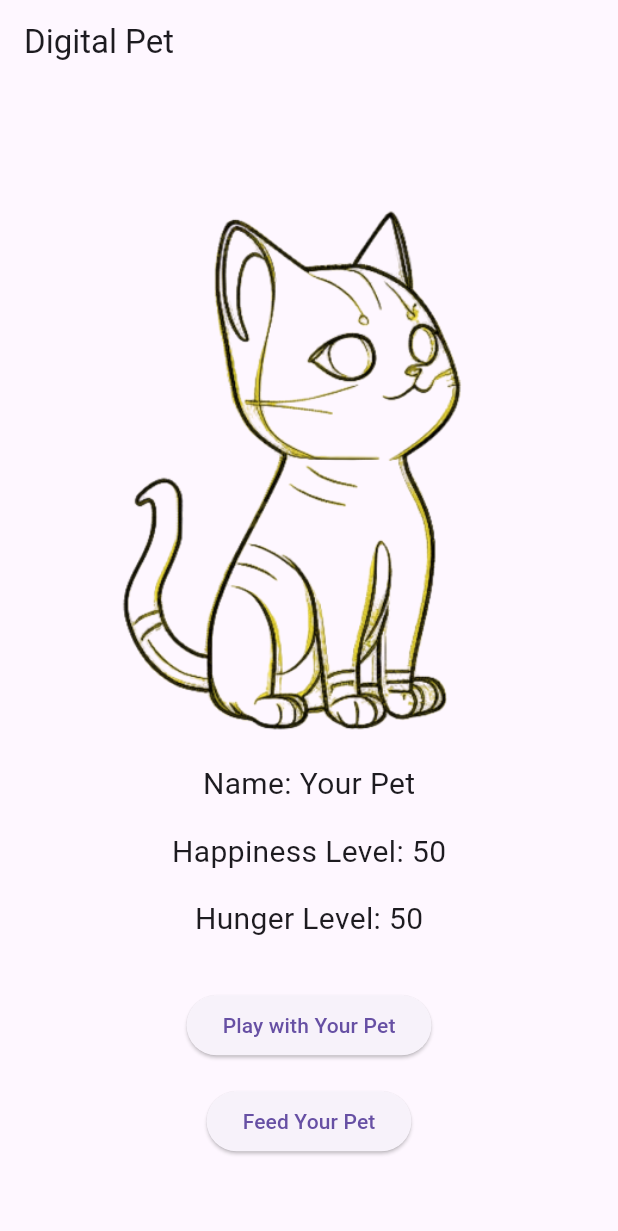
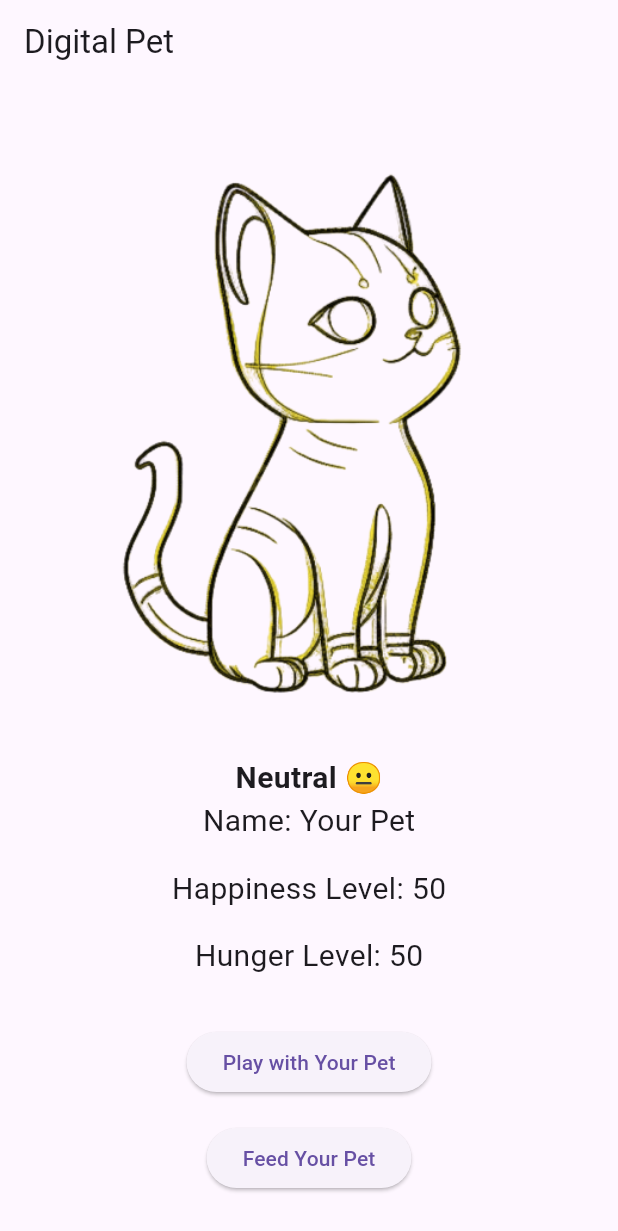
Before and after one commit to husainarib/MAD-Coding-Challenge, a Flutter app: the screen it shows after launch, on a phone screen of 412 x 824 dp. Shown: the top 1231 px of the screen. Run offline on Flutter 3.47's test engine with Material 3 defaults, Android fonts, the light colour scheme and no system bars.

Commit message:
question 3

```diff
--- a/lib/main.dart
+++ b/lib/main.dart
@@ -54,6 +54,15 @@ class _DigitalPetAppState extends State<DigitalPetApp> {
     }
   }
 
+  String _getMood() {
+    if (happinessLevel > 70) {
+      return "Happy 😄";
+    } else if (happinessLevel >= 30 && happinessLevel <= 70) {
+      return "Neutral 😐";
+    } else {
+      return "Unhappy 😢";
+    }
+  }
 // Function to decrease hunger and update happiness when feeding the pet
 
   void _feedPet() {
@@ -129,7 +138,8 @@ class _DigitalPetAppState extends State<DigitalPetApp> {
               color: _getPetColor(),
               colorBlendMode: BlendMode.modulate,
             ),
-
+            SizedBox(height: 20),
+            Text(_getMood(),style: TextStyle(fontSize: 20,fontWeight: FontWeight.bold)),
             Text(
 
               'Name: $petName',
```
